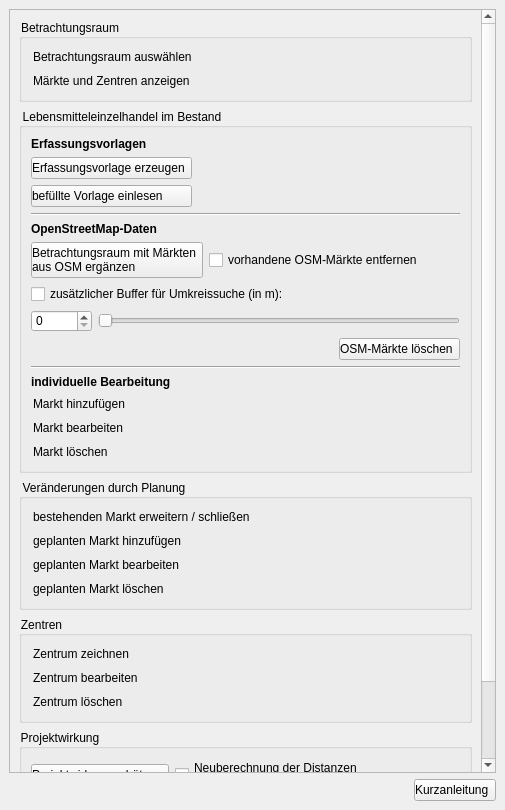
This is projektchecktools/ui/ProjektCheck_dockwidget_analysis_08-SKSM.ui in projektcheck/ProjektCheck-QGIS as Qt 5 draws it before an edit. The edited form follows.
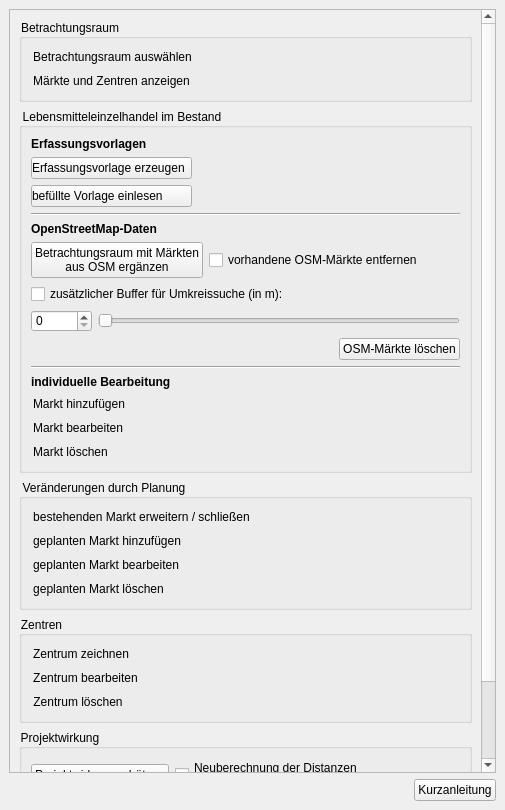
This is the edited form. Icons and pictures are not drawn. Custom widgets are drawn as their Qt base class.

The edit to the form file:
```diff
--- a/projektchecktools/ui/ProjektCheck_dockwidget_analysis_08-SKSM.ui
+++ b/projektchecktools/ui/ProjektCheck_dockwidget_analysis_08-SKSM.ui
@@ -26,9 +26,6 @@
 	font: bold italic 8pt ;
     color: black;
 }
-QPushButton{
-	text-align: left;
-}
 QPushButton::flat{
 background-color: none;
 border: 0;
@@ -216,7 +213,7 @@
                 <enum>Qt::LeftToRight</enum>
                </property>
                <property name="styleSheet">
-                <string notr="true"/>
+                <string notr="true">text-align:left</string>
                </property>
                <property name="text">
                 <string>befüllte Vorlage einlesen</string>
```
